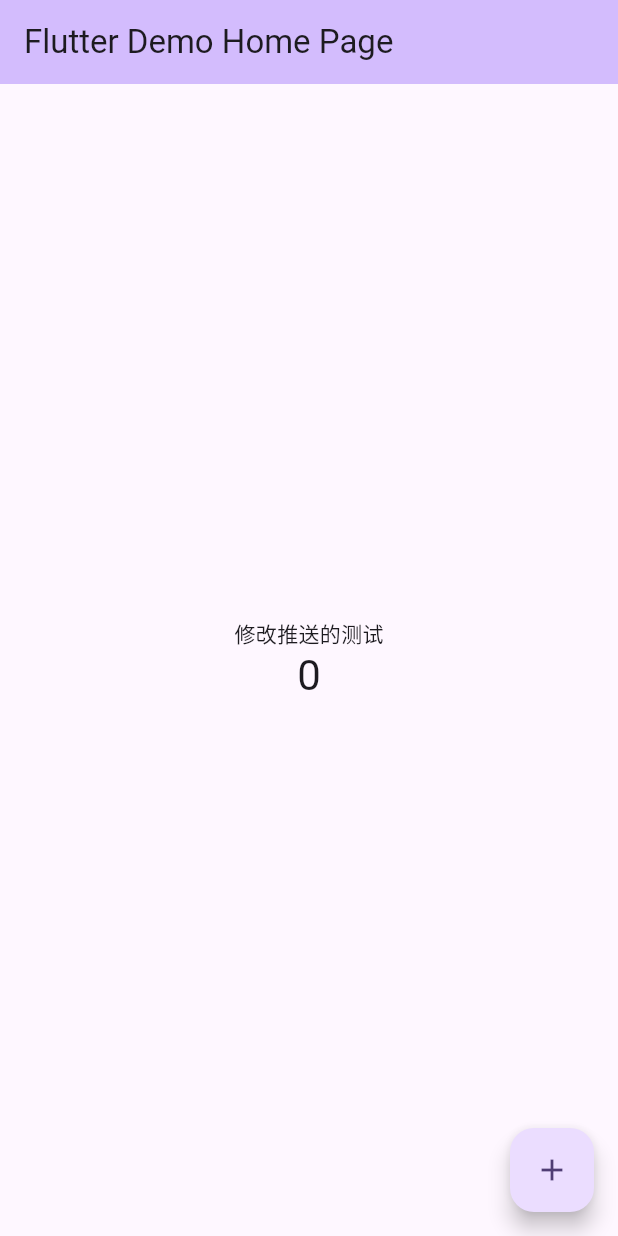
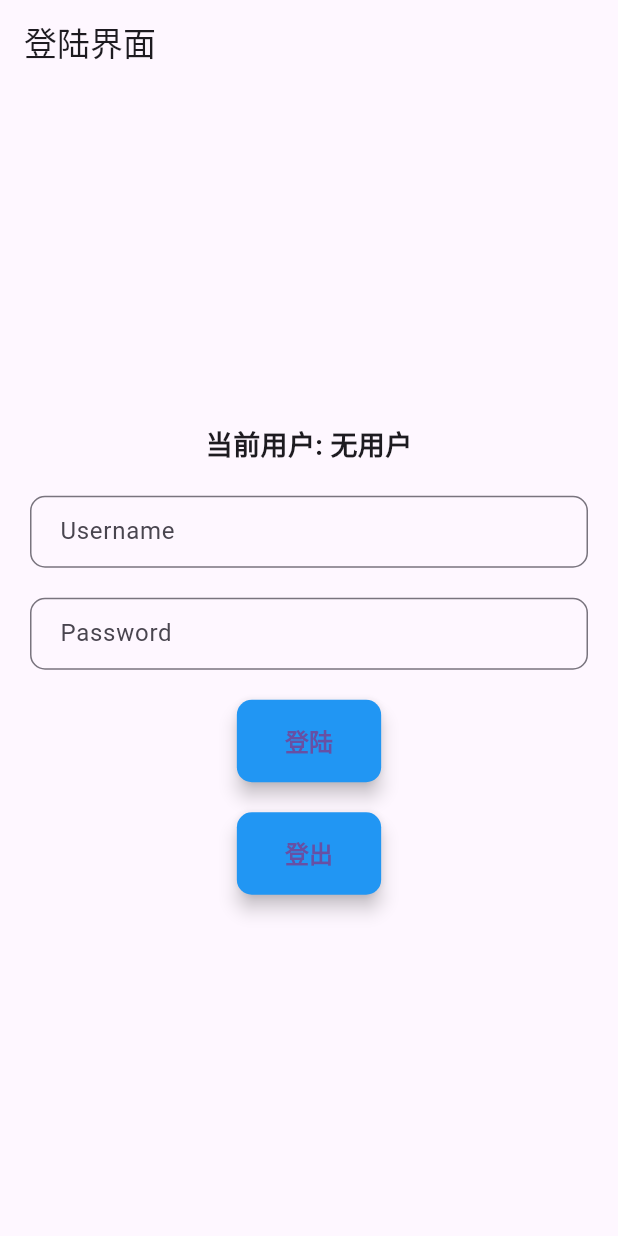
Before and after one commit to kfzzzzzz/xintai_school, a Flutter app: the screen it shows after launch, on a phone screen of 412 x 824 dp. Run offline on Flutter 3.47's test engine with Material 3 defaults, Android fonts, the light colour scheme and no system bars; our stand-ins replace parse_server_sdk_flutter.

Commit message:
@dev #Parse登陆测试界面

```diff
--- /dev/null
+++ b/lib/ParseManager.dart
@@ -0,0 +1,93 @@
+import "dart:io";
+
+import "package:parse_server_sdk_flutter/parse_server_sdk_flutter.dart";
+
+class ParseManager {
+  static final ParseManager _instance = ParseManager._internal();
+
+  factory ParseManager() {
+    return _instance;
+  }
+
+  ParseManager._internal();
+
+  static const String _applicationId = 'kfzzzzzz.SimulateLocation';
+  static const String _serverUrl = 'http://121.43.102.102:1337/parse';
+  static const String _clientKey = 'kfzzzzzz.SimulateLocation';
+
+  bool _initialized = false;
+
+  Future<void> initializeParse() async {
+    if (!_initialized) {
+      await Parse().initialize(
+        _applicationId,
+        _serverUrl,
+        clientKey: _clientKey,
+        autoSendSessionId: true,
+        debug: true,
+        clientCreator: (
+                {bool sendSessionId = true,
+                SecurityContext? securityContext}) =>
+            ParseDioClient(
+                sendSessionId: sendSessionId, securityContext: securityContext),
+      );
+      _initialized = true;
+    }
+  }
+
+  Future<String> currentUser() async {
+    final currentUser = await ParseUser.currentUser();
+    if (currentUser == null) {
+      return "无用户";
+    }
+    return currentUser.username;
+  }
+
+  Future<void> loginUser(String username, String password) async {
+    try {
+      // 创建 ParseUser 对象并设置用户名和密码
+      final ParseUser user = ParseUser(username, password, null);
+
+      // 调用登录方法
+      final ParseResponse response = await user.login();
+
+      // 检查登录是否成功
+      if (response.success) {
+        // 登录成功
+        print('Login successful!');
+        // 这里可以做一些跳转到下一个页面等操作
+      } else {
+        // 登录失败，输出失败信息
+        print('Login failed: ${response.error}');
+      }
+    } catch (e) {
+      // 捕获异常
+      print('Error occurred during login: $e');
+    }
+  }
+
+  Future<void> logoutUser() async {
+    try {
+      // 等待 ParseUser.currentUser() 的返回结果
+      final currentUser = await ParseUser.currentUser();
+
+      // 调用登录方法
+      final ParseResponse response = await currentUser.logout();
+
+      // 检查登录是否成功
+      if (response.success) {
+        // 登录成功
+        print('Logout successful!');
+        // 这里可以做一些跳转到下一个页面等操作
+      } else {
+        // 登录失败，输出失败信息
+        print('Logout failed: ${response.error}');
+      }
+    } catch (e) {
+      // 捕获异常
+      print('Error occurred during Logout: $e');
+    }
+  }
+
+  static ParseManager get instance => _instance;
+}
--- a/lib/main.dart
+++ b/lib/main.dart
@@ -1,125 +1,152 @@
 import 'package:flutter/material.dart';
+import 'package:xintai_school/ParseManager.dart';
 
-void main() {
-  runApp(const MyApp());
+Future<void> main() async {
+  WidgetsFlutterBinding.ensureInitialized();
+  await ParseManager().initializeParse();
+  runApp(LoginApp());
 }
 
-class MyApp extends StatelessWidget {
-  const MyApp({super.key});
-
-  // This widget is the root of your application.
+class LoginApp extends StatelessWidget {
   @override
   Widget build(BuildContext context) {
     return MaterialApp(
-      title: 'Flutter Demo',
+      title: 'xintai_school',
       theme: ThemeData(
-        // This is the theme of your application.
-        //
-        // TRY THIS: Try running your application with "flutter run". You'll see
-        // the application has a purple toolbar. Then, without quitting the app,
-        // try changing the seedColor in the colorScheme below to Colors.green
-        // and then invoke "hot reload" (save your changes or press the "hot
-        // reload" button in a Flutter-supported IDE, or press "r" if you used
-        // the command line to start the app).
-        //
-        // Notice that the counter didn't reset back to zero; the application
-        // state is not lost during the reload. To reset the state, use hot
-        // restart instead.
-        //
-        // This works for code too, not just values: Most code changes can be
-        // tested with just a hot reload.
-        colorScheme: ColorScheme.fromSeed(seedColor: Colors.deepPurple),
-        useMaterial3: true,
+        primarySwatch: Colors.blue,
       ),
-      home: const MyHomePage(title: 'Flutter Demo Home Page'),
+      home: LoginPage(),
     );
   }
 }
 
-class MyHomePage extends StatefulWidget {
-  const MyHomePage({super.key, required this.title});
+class LoginPage extends StatefulWidget {
+  @override
+  _LoginPageState createState() => _LoginPageState();
+}
 
-  // This widget is the home page of your application. It is stateful, meaning
-  // that it has a State object (defined below) that contains fields that affect
-  // how it looks.
-
-  // This class is the configuration for the state. It holds the values (in this
-  // case the title) provided by the parent (in this case the App widget) and
-  // used by the build method of the State. Fields in a Widget subclass are
-  // always marked "final".
-
-  final String title;
+class _LoginPageState extends State<LoginPage> {
+  final TextEditingController _usernameController = TextEditingController();
+  final TextEditingController _passwordController = TextEditingController();
+  String _currentUser = '';
 
   @override
-  State<MyHomePage> createState() => _MyHomePageState();
+  void initState() {
+    super.initState();
+    _getCurrentUser();
   }
 
-class _MyHomePageState extends State<MyHomePage> {
-  int _counter = 0;
-
-  void _incrementCounter() {
+  Future<void> _getCurrentUser() async {
+    String currentUser = await ParseManager().currentUser();
     setState(() {
-      // This call to setState tells the Flutter framework that something has
-      // changed in this State, which causes it to rerun the build method below
-      // so that the display can reflect the updated values. If we changed
-      // _counter without calling setState(), then the build method would not be
-      // called again, and so nothing would appear to happen.
-      _counter++;
+      _currentUser = currentUser;
     });
   }
 
   @override
   Widget build(BuildContext context) {
-    // This method is rerun every time setState is called, for instance as done
-    // by the _incrementCounter method above.
-    //
-    // The Flutter framework has been optimized to make rerunning build methods
-    // fast, so that you can just rebuild anything that needs updating rather
-    // than having to individually change instances of widgets.
     return Scaffold(
       appBar: AppBar(
-        // TRY THIS: Try changing the color here to a specific color (to
-        // Colors.amber, perhaps?) and trigger a hot reload to see the AppBar
-        // change color while the other colors stay the same.
-        backgroundColor: Theme.of(context).colorScheme.inversePrimary,
-        // Here we take the value from the MyHomePage object that was created by
-        // the App.build method, and use it to set our appbar title.
-        title: Text(widget.title),
+        title: Text('登陆界面'),
       ),
       body: Center(
-        // Center is a layout widget. It takes a single child and positions it
-        // in the middle of the parent.
+        child: Padding(
+          padding: EdgeInsets.all(20.0),
           child: Column(
-          // Column is also a layout widget. It takes a list of children and
-          // arranges them vertically. By default, it sizes itself to fit its
-          // children horizontally, and tries to be as tall as its parent.
-          //
-          // Column has various properties to control how it sizes itself and
-          // how it positions its children. Here we use mainAxisAlignment to
-          // center the children vertically; the main axis here is the vertical
-          // axis because Columns are vertical (the cross axis would be
-          // horizontal).
-          //
-          // TRY THIS: Invoke "debug painting" (choose the "Toggle Debug Paint"
-          // action in the IDE, or press "p" in the console), to see the
-          // wireframe for each widget.
             mainAxisAlignment: MainAxisAlignment.center,
             children: <Widget>[
-            const Text(
-              '修改推送的测试',
+              Text(
+                '当前用户: $_currentUser',
+                style: TextStyle(
+                  fontSize: 18.0,
+                  fontWeight: FontWeight.bold,
                 ),
-            Text(
-              '$_counter',
-              style: Theme.of(context).textTheme.headlineMedium,
               ),
+              SizedBox(height: 20.0),
+              TextField(
+                controller: _usernameController,
+                decoration: InputDecoration(
+                  labelText: 'Username',
+                  border: OutlineInputBorder(
+                    borderRadius: BorderRadius.circular(10.0),
+                  ),
+                  contentPadding: EdgeInsets.symmetric(
+                    vertical: 12.0,
+                    horizontal: 16.0,
+                  ),
+                ),
+              ),
+              SizedBox(height: 20.0),
+              TextField(
+                controller: _passwordController,
+                obscureText: true,
+                decoration: InputDecoration(
+                  labelText: 'Password',
+                  border: OutlineInputBorder(
+                    borderRadius: BorderRadius.circular(10.0),
+                  ),
+                  contentPadding: EdgeInsets.symmetric(
+                    vertical: 12.0,
+                    horizontal: 16.0,
+                  ),
+                ),
+              ),
+              SizedBox(height: 20.0),
+              ElevatedButton(
+                onPressed: () async {
+                  String username = _usernameController.text;
+                  String password = _passwordController.text;
+                  await ParseManager().loginUser(username, password);
+                  _getCurrentUser();
+                },
+                style: ElevatedButton.styleFrom(
+                  primary: Colors.blue, // 按钮颜色
+                  elevation: 5.0, // 按钮阴影
+                  padding: EdgeInsets.symmetric(
+                    vertical: 16.0,
+                    horizontal: 32.0,
+                  ),
+                  shape: RoundedRectangleBorder(
+                    borderRadius: BorderRadius.circular(10.0),
+                  ),
+                ),
+                child: Text(
+                  '登陆',
+                  style: TextStyle(
+                    fontSize: 16.0,
+                    fontWeight: FontWeight.bold,
+                  ),
+                ),
+              ),
+              SizedBox(height: 20.0),
+              ElevatedButton(
+                onPressed: () async {
+                  await ParseManager().logoutUser();
+                  _getCurrentUser();
+                },
+                style: ElevatedButton.styleFrom(
+                  primary: Colors.blue, // 按钮颜色
+                  elevation: 5.0, // 按钮阴影
+                  padding: EdgeInsets.symmetric(
+                    vertical: 16.0,
+                    horizontal: 32.0,
+                  ),
+                  shape: RoundedRectangleBorder(
+                    borderRadius: BorderRadius.circular(10.0),
+                  ),
+                ),
+                child: Text(
+                  '登出',
+                  style: TextStyle(
+                    fontSize: 16.0,
+                    fontWeight: FontWeight.bold,
+                  ),
+                ),
+              )
             ],
           ),
         ),
-      floatingActionButton: FloatingActionButton(
-        onPressed: _incrementCounter,
-        tooltip: 'Increment',
-        child: const Icon(Icons.add),
-      ), // This trailing comma makes auto-formatting nicer for build methods.
+      ),
     );
   }
 }
--- a/pubspec.yaml
+++ b/pubspec.yaml
@@ -35,6 +35,7 @@ dependencies:
   # The following adds the Cupertino Icons font to your application.
   # Use with the CupertinoIcons class for iOS style icons.
   cupertino_icons: ^1.0.2
+  parse_server_sdk_flutter: ^7.0.1
 
 dev_dependencies:
   flutter_test:
```
Also changed, not shown: pubspec.lock, 13 other files. Lines whose indentation alone changed are shown as unchanged.
